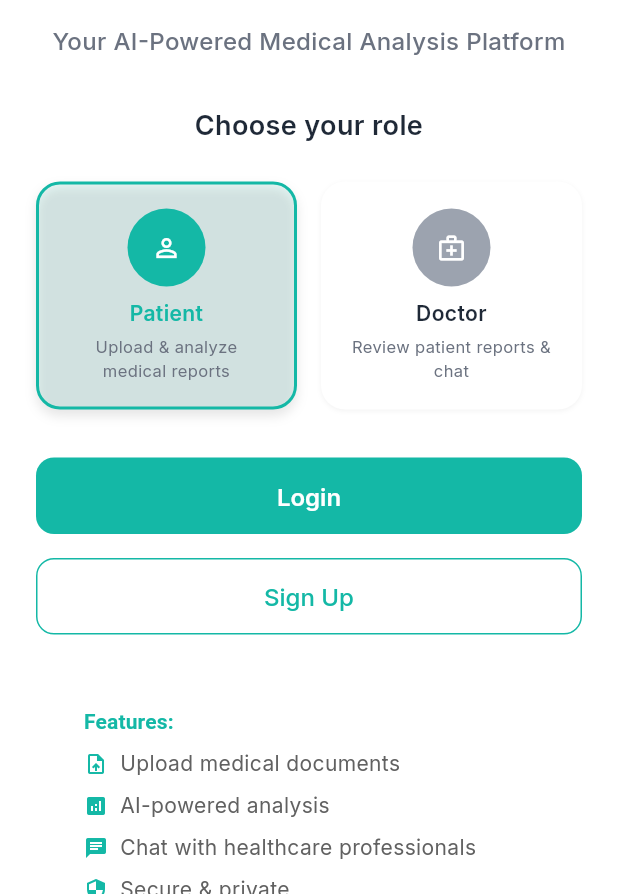
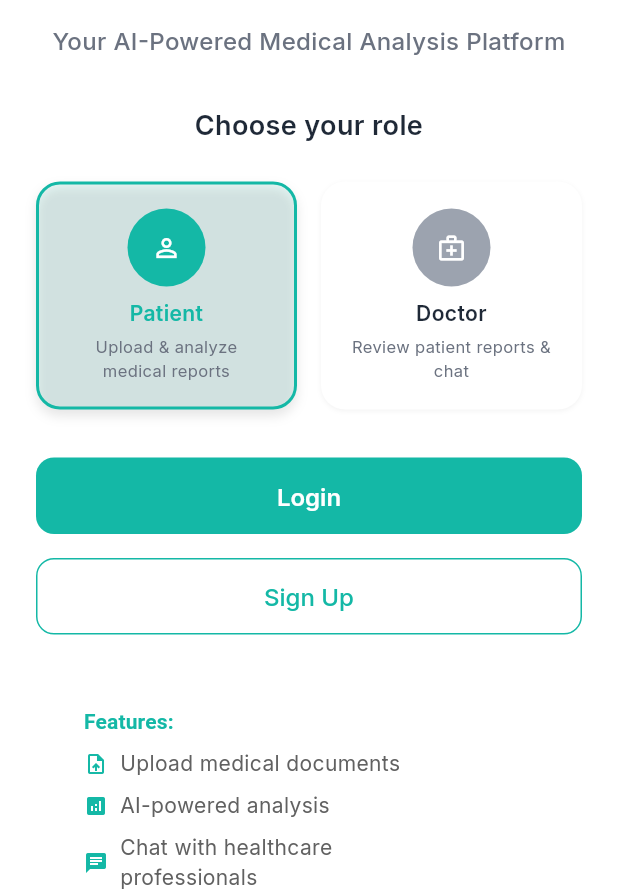
Before and after one commit to ATG-AVI/hadoc_app, a Flutter app: the screen it shows after launch, on a phone screen of 412 x 824 dp, the part 342-1236 px from its top. Run offline on Flutter 3.47's test engine with Material 3 defaults, Android fonts, the phone set to English and light mode, and no system bars; our stand-ins replace dash_chat_2, flutter_dotenv, google_fonts, shared_preferences, supabase_flutter; missing offline and left inert: file_selector; accounts and stored records are empty.

Commit message:
fix: fixed the overflow of auth

```diff
--- a/lib/screens/auth/auth_screen.dart
+++ b/lib/screens/auth/auth_screen.dart
@@ -208,7 +208,7 @@ class _AuthScreenState extends State<AuthScreen> {
                         const SizedBox(height: AppTheme.spacingSM),
                         _buildFeatureItem(Icons.upload_file, 'Upload medical documents'),
                         _buildFeatureItem(Icons.analytics, 'AI-powered analysis'),
-                        _buildFeatureItem(Icons.chat, 'Chat with healthcare professionals'),
+                        _buildFeatureItem(Icons.chat, 'Chat with healthcare \nprofessionals'),
                         _buildFeatureItem(Icons.security, 'Secure & private'),
                       ],
                     ),
```
